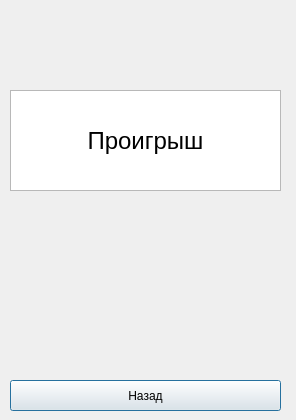
The window that Lose.ui (Inf1dell/QtApp) describes before a commit, drawn with Qt 5.
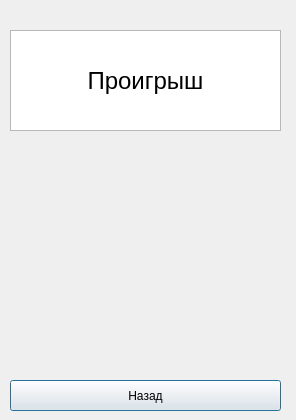
The same window after the commit. Icons and pictures are not drawn.

Patch:
```diff
--- a/Lose.ui
+++ b/Lose.ui
@@ -33,7 +33,7 @@
    <property name="geometry">
     <rect>
      <x>10</x>
-     <y>90</y>
+     <y>30</y>
      <width>271</width>
      <height>101</height>
     </rect>
@@ -43,7 +43,7 @@
    <property name="geometry">
     <rect>
      <x>10</x>
-     <y>90</y>
+     <y>30</y>
      <width>271</width>
      <height>101</height>
     </rect>
@@ -60,6 +60,35 @@
     <set>Qt::AlignCenter</set>
    </property>
   </widget>
+  <widget class="QWidget" name="widget" native="true">
+   <property name="geometry">
+    <rect>
+     <x>10</x>
+     <y>150</y>
+     <width>271</width>
+     <height>191</height>
+    </rect>
+   </property>
+   <widget class="QLabel" name="label_2">
+    <property name="geometry">
+     <rect>
+      <x>0</x>
+      <y>0</y>
+      <width>271</width>
+      <height>191</height>
+     </rect>
+    </property>
+    <property name="text">
+     <string/>
+    </property>
+    <property name="pixmap">
+     <pixmap>lose.jpg</pixmap>
+    </property>
+    <property name="scaledContents">
+     <bool>true</bool>
+    </property>
+   </widget>
+  </widget>
  </widget>
  <resources/>
  <connections/>
```
